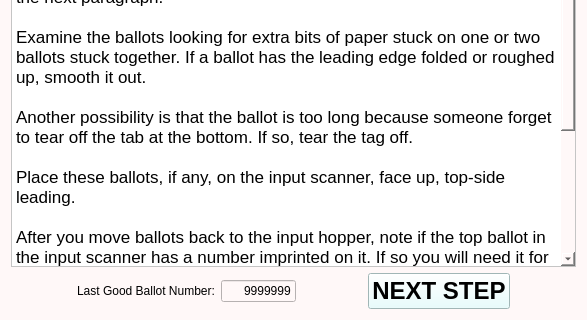
wrishel/HETP_Scan_control, file res/ui/scan_error.ui: the form before one commit; both pictures show x 0 to 587 and y 205 to 525 of the 587 by 525 pixel window.
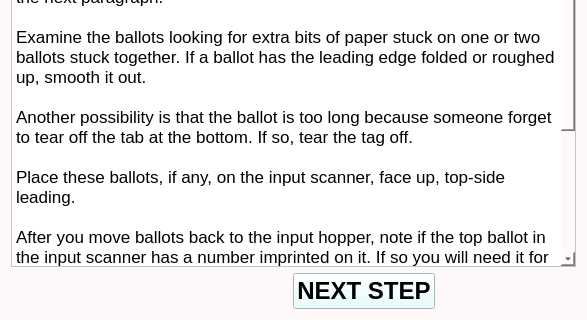
The form after the commit.

Patch:
```diff
--- a/res/ui/scan_error.ui
+++ b/res/ui/scan_error.ui
@@ -16,8 +16,6 @@
   <property name="styleSheet">
    <string notr="true">background-color: rgb(255, 248, 248);</string>
   </property>
-  <layout class="QHBoxLayout" name="horizontalLayout_3">
-   <item>
     <layout class="QVBoxLayout" name="verticalLayout">
      <item>
       <widget class="QLabel" name="label">
@@ -85,6 +83,9 @@
        </property>
       </widget>
      </item>
+   <item>
+    <layout class="QHBoxLayout" name="horizontalLayout_3"/>
+   </item>
      <item>
       <layout class="QHBoxLayout" name="horizontalLayout">
        <item>
@@ -103,35 +104,6 @@
          </property>
         </spacer>
        </item>
-       <item>
-        <widget class="QLabel" name="label_2">
-         <property name="text">
-          <string>Last Good Ballot Number:</string>
-         </property>
-        </widget>
-       </item>
-       <item>
-        <widget class="QLineEdit" name="lineEdit">
-         <property name="maximumSize">
-          <size>
-           <width>75</width>
-           <height>16777215</height>
-          </size>
-         </property>
-         <property name="text">
-          <string>9999999</string>
-         </property>
-         <property name="maxLength">
-          <number>7</number>
-         </property>
-         <property name="alignment">
-          <set>Qt::AlignRight|Qt::AlignTrailing|Qt::AlignVCenter</set>
-         </property>
-         <property name="readOnly">
-          <bool>true</bool>
-         </property>
-        </widget>
-       </item>
        <item>
         <spacer name="horizontalSpacer">
          <property name="orientation">
@@ -174,8 +146,6 @@
           </size>
          </property>
         </spacer>
-       </item>
-      </layout>
      </item>
     </layout>
    </item>
```
Lines whose indentation alone changed are shown as unchanged.
